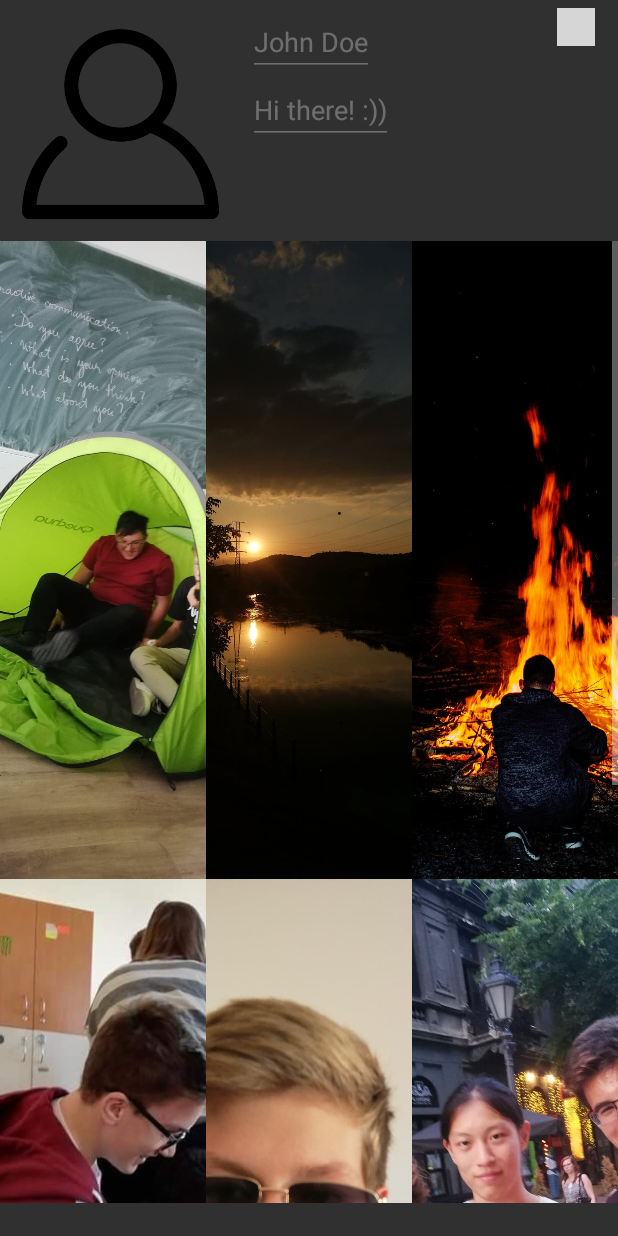
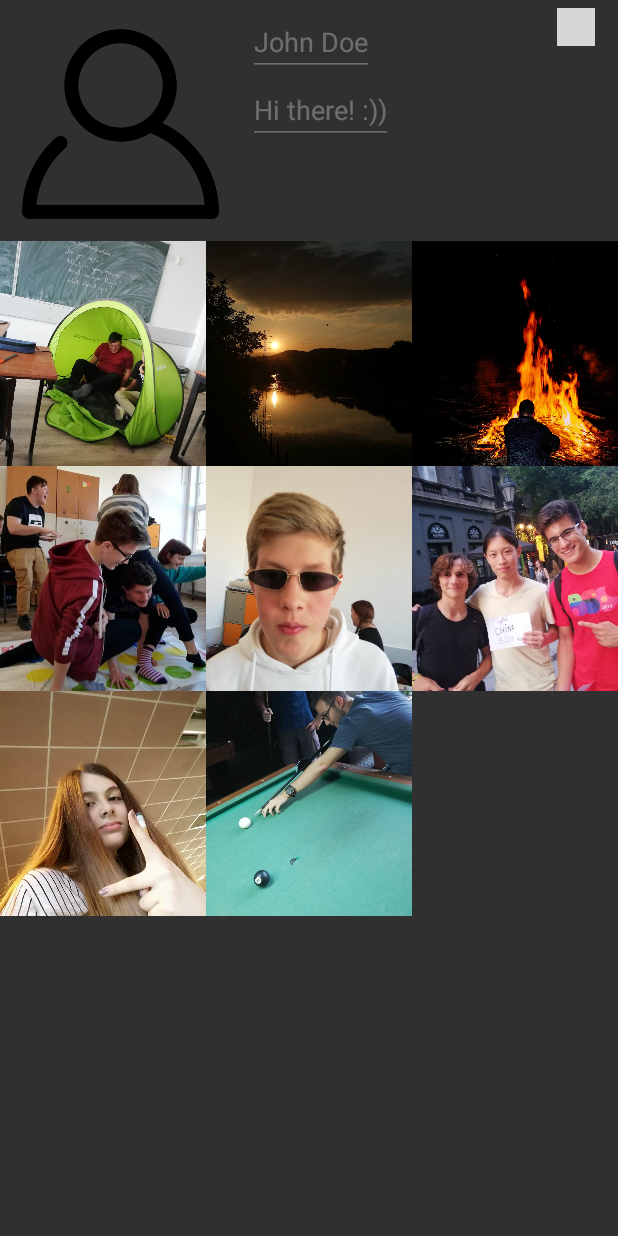
Before and after one commit to szabi22/Daily-Bucket, an Android app: the fragment UserProfileFragment shown on its own in the app's theme, on a phone screen of 412 x 824 dp. Run offline under Robolectric (Android 15) with nearby library versions, the phone set to English and light mode, and no system bars; grey boxes are pictures that could not be loaded.

Commit message:
fixed myposts_item

```diff
--- a/frontend/app/src/main/res/layout/myposts_item.xml
+++ b/frontend/app/src/main/res/layout/myposts_item.xml
@@ -15,7 +15,7 @@
     <ImageView
         android:id="@+id/mypost"
         android:layout_width="match_parent"
-        android:layout_height="425dp"
+        android:layout_height="150dp"
         android:scaleType="centerCrop"
         tools:src="@tools:sample/avatars" />
 
--- a/frontend/build.gradle
+++ b/frontend/build.gradle
@@ -7,7 +7,7 @@ buildscript {
 
     }
     dependencies {
-        classpath 'com.android.tools.build:gradle:3.5.2'
+        classpath 'com.android.tools.build:gradle:3.6.0'
 
         // NOTE: Do not place your application dependencies here; they belong
         // in the individual module build.gradle files
```
Also changed, not shown: frontend/gradle/wrapper/gradle-wrapper.properties, 2 other files.
